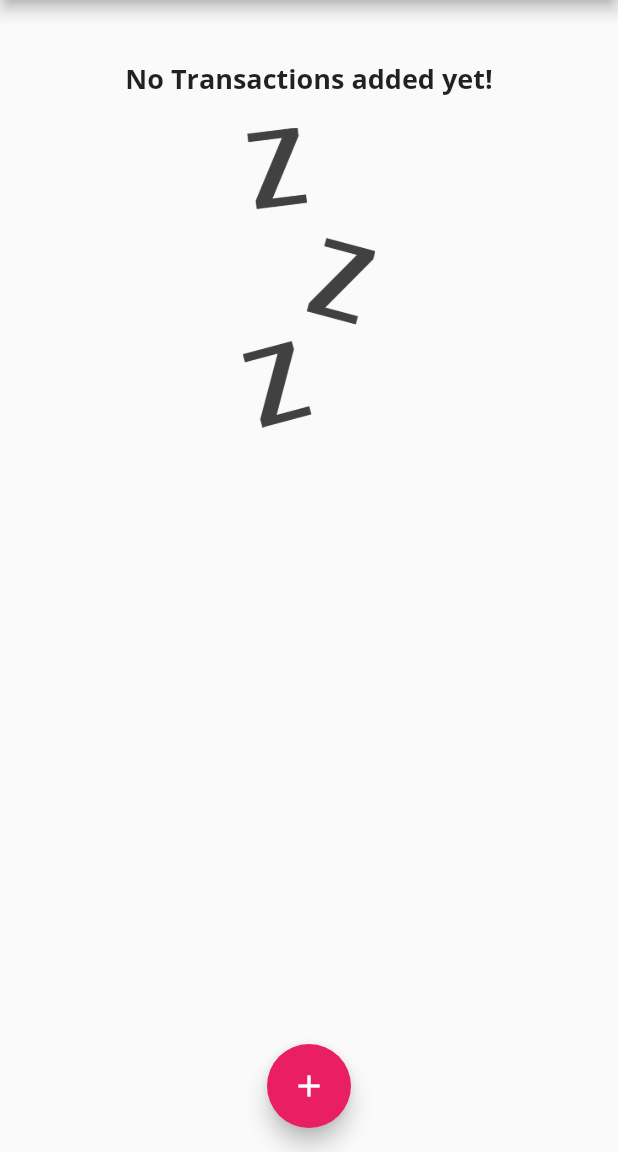
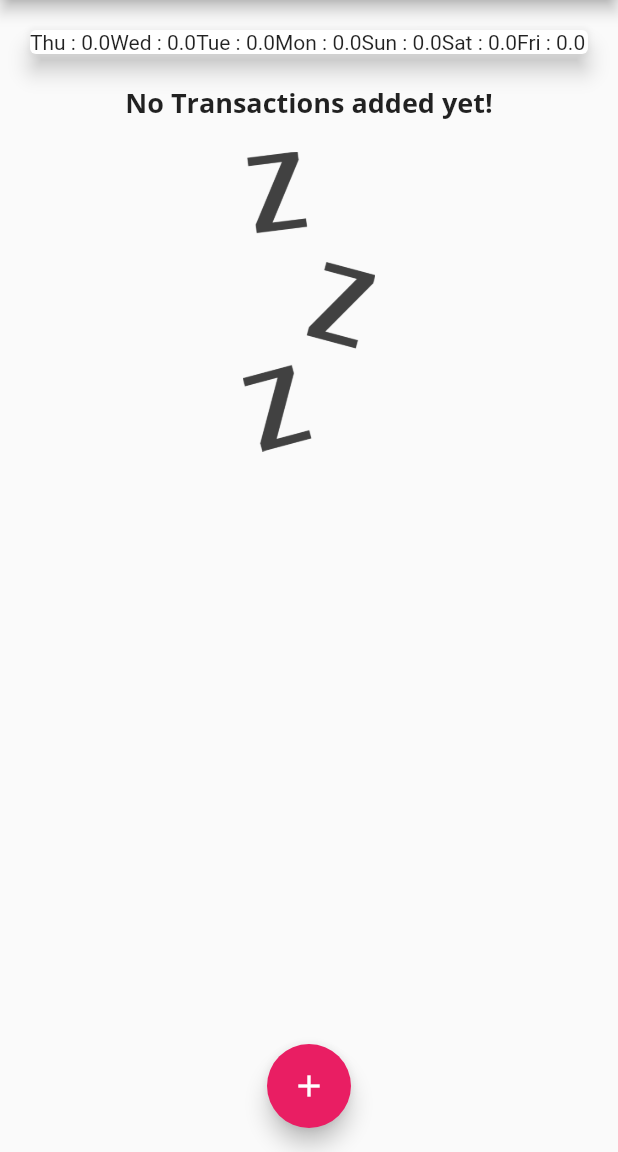
Before and after one commit to cmoscosoz/Flutter-ExpensesAPP, a Flutter app: the screen it shows after launch, on a phone screen of 412 x 824 dp, the part 84-1236 px from its top. Run offline on Flutter 3.47's test engine with Material 2 defaults, Android fonts, the phone set to English and light mode, and no system bars.

Commit message:
creating chart bars

```diff
--- a/lib/widgets/chart.dart
+++ b/lib/widgets/chart.dart
@@ -27,9 +27,12 @@ class Chart extends StatelessWidget {
           }
         }
 
-        print(DateFormat.E().format(weekDay));
+        print(DateFormat.E().format(weekDay).substring(0));
         print(totalSum);
-        return {'day': DateFormat.E().format(weekDay), 'amount': totalSum};
+        return {
+          'day': DateFormat.E().format(weekDay).substring(0),
+          'amount': totalSum
+        };
       },
     );
   }
@@ -41,7 +44,9 @@ class Chart extends StatelessWidget {
       elevation: 6,
       margin: EdgeInsets.all(20),
       child: Row(
-        children: [],
+        children: groupedTransactionValues.map((data) {
+          return Text('${data['day']} : ${data['amount'].toString()}');
+        }).toList(),
       ),
     );
   }
```
